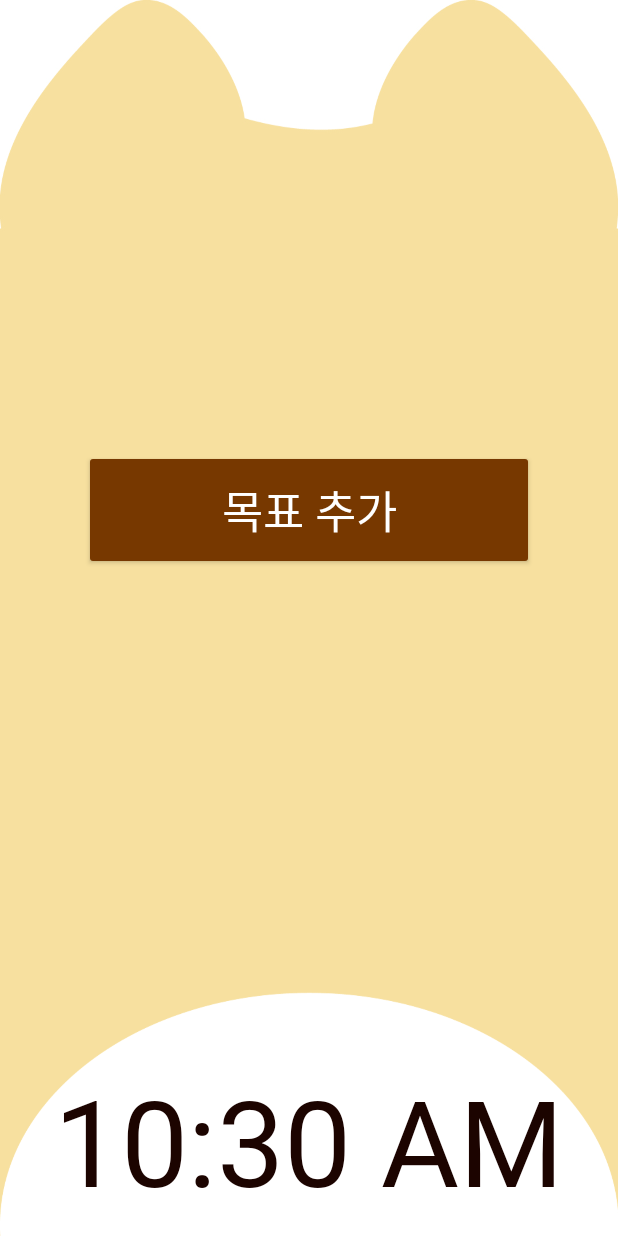
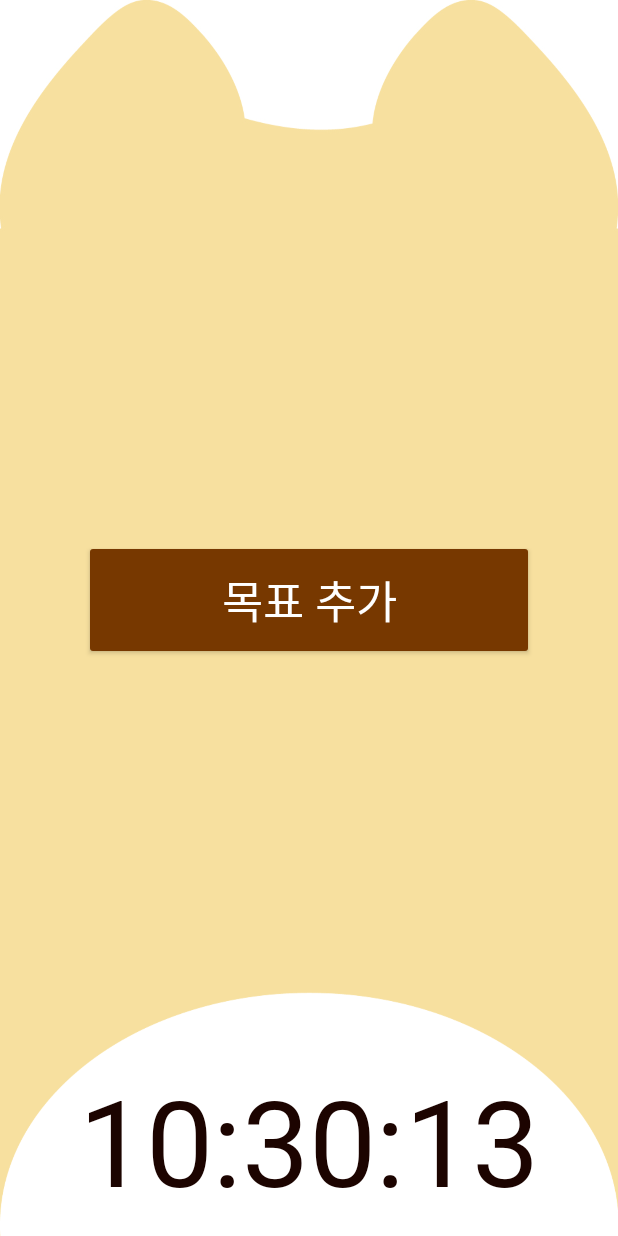
Before and after one commit to haeun0877/TimeCat, an Android app: the SecondActivity screen opened directly, with no data from a screen before it, on a phone screen of 412 x 824 dp. Run offline under Robolectric (Android 15) with nearby library versions, the phone set to English and light mode, and no system bars.

Commit message:
Update db

```diff
--- a/app/src/main/res/layout/activity_second.xml
+++ b/app/src/main/res/layout/activity_second.xml
@@ -15,12 +15,18 @@
         android:orientation="vertical"
         android:layout_weight="1">
 
+        <androidx.recyclerview.widget.RecyclerView
+            android:id="@+id/recyler"
+            android:layout_width="match_parent"
+            android:layout_height="200dp"
+            android:layout_marginTop="130dp"/>
+
         <Button
             android:id="@+id/goalAdd"
             android:layout_width="300dp"
             android:layout_height="80dp"
             android:layout_gravity="center"
-            android:layout_marginTop="300dp"
+            android:layout_marginTop="30dp"
             android:backgroundTint="#773800"
             android:fontFamily="@font/binggreabold"
             android:text="목표 추가"
@@ -33,7 +39,7 @@
         android:layout_width="match_parent"
         android:layout_height="match_parent"
         android:fontFamily="@font/binggreabold"
-        android:format24Hour="HH:mm:ss"
+        android:format12Hour="HH:mm:ss"
         android:textAlignment="center"
         android:textColor="#1C0400"
         android:textSize="80sp"
```
Also changed, not shown: app/src/main/java/com/kakao/timecat/GoalSettingActivity.kt (+33 -1 lines), app/src/main/java/db/DBHelper.kt (added, +24 -0 lines), app/src/main/res/layout/goal_item.xml (added, +19 -0 lines).
